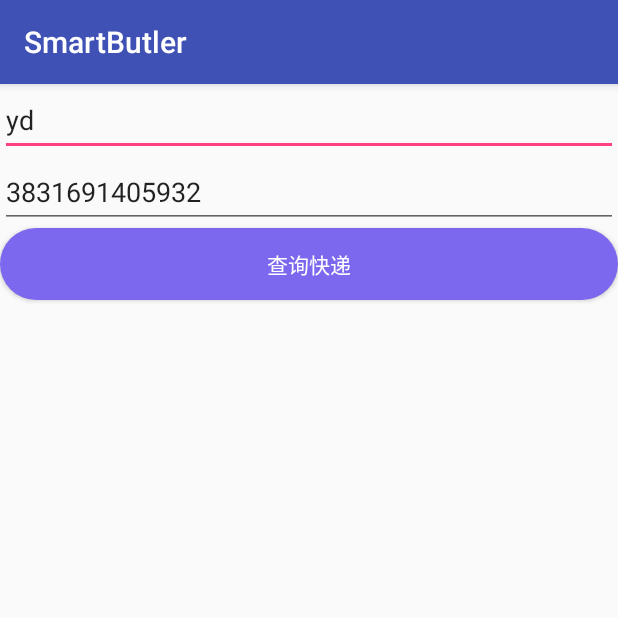
After one commit to firbeja/SmartButler, an Android app: the CourierActivity screen opened directly, with no data from a screen before it, on a phone screen of 412 x 824 dp, the top half of it. The commit adds this screen. Run offline under Robolectric (Android 15) with nearby library versions, the light colour scheme and no system bars; libraries missing offline, so code that uses them is left out: com.kymjs.rxvolley; Roboto replaces fonts that are not available here.

Commit message:
物流查询，时间轴，Listview，adapter，viewHolder。

```diff
--- /dev/null
+++ b/app/src/main/java/com/example/smartbutler/ui/CourierActivity.java
@@ -0,0 +1,120 @@
+package com.example.smartbutler.ui;
+
+import android.support.v7.app.AppCompatActivity;
+import android.os.Bundle;
+import android.view.View;
+import android.widget.Button;
+import android.widget.EditText;
+import android.widget.ListView;
+
+import com.example.smartbutler.R;
+import com.example.smartbutler.adapter.CourierAdapter;
+import com.example.smartbutler.entity.CourierData;
+import com.example.smartbutler.utils.L;
+import com.kymjs.rxvolley.RxVolley;
+import com.kymjs.rxvolley.client.HttpCallback;
+
+import org.json.JSONArray;
+import org.json.JSONException;
+import org.json.JSONObject;
+
+import java.util.ArrayList;
+import java.util.Collections;
+import java.util.List;
+
+public class CourierActivity extends AppCompatActivity implements View.OnClickListener {
+
+    private List<CourierData>mList;
+    private ListView mListView;
+
+
+    @Override
+    protected void onCreate(Bundle savedInstanceState) {
+        super.onCreate(savedInstanceState);
+        setContentView(R.layout.activity_courier);
+
+        //juhe key http://v.juhe.cn/exp/index?key=6286d90b8f8a1d604e871b67d02f288a&com=yd&no=3831691405932
+        //AppKey：6286d90b8f8a1d604e871b67d02f288a
+
+        EditText et_name = (EditText) findViewById(R.id.et_name);
+        EditText et_number = (EditText) findViewById(R.id.et_number);
+        Button btn_get_courier = (Button) findViewById(R.id.btn_get_courier);
+        mList = new ArrayList<>();
+        mListView = (ListView) findViewById(R.id.mListView);
+
+        btn_get_courier.setOnClickListener(this);
+
+
+    }
+
+    @Override
+    public void onClick(View v) {
+        switch (v.getId()){
+//            {"resultcode":"200","reason":"成功的返回","result":{"company":"韵达","com":"yd","no":"3831691405932","status":"1","list":[{"datetime":"2018-01-14 18:37:37","remark":"快件在 北京市场部公司 进行揽件扫描","zone":""},{"datetime":"2018-01-14 20:33:29","remark":"快件在 北京分拨中心 在分拨中心进行称重扫描","zone":""},{"datetime":"2018-01-14 20:47:56","remark":"快件在 北京分拨中心 进行中转集包扫描，将发往：广东佛山分拨中心","zone":""},{"datetime":"2018-01-14 20:51:50","remark":"快件在 北京分拨中心 进行装车扫描，即将发往：广东佛山分拨中心","zone":""},{"datetime":"2018-01-16 20:41:08","remark":"快件在 广东佛山分拨中心 在分拨中心进行卸车扫描","zone":""},{"datetime":"2018-01-16 22:38:48","remark":"快件在 广东佛山分拨中心 从站点发出，本次转运目的地：广东广州海珠区大学城公司","zone":""},{"datetime":"2018-01-17 09:29:29","remark":"快件在 广东广州海珠区大学城公司 进行派件扫描；派送业务员：谭联辉；联系电话：15521188335","zone":""},{"datetime":"2018-01-17 10:23:36","remark":"快件在 广东广州海珠区大学城公司 快件已被 入快递柜 签收","zone":""},{"datetime":"2018-01-17 22:35:18","remark":"快件在 广东广州海珠区大学城公司 快件已被 已签收 签收","zone":""}]},"error_code":0}
+            /**
+             * 1.获取输入框的内容
+             * 2.判断是否为空
+             * 3.拿到数据去请求数据（Json）
+             * 4.解析Json
+             * 5.listview适配器
+             * 6.实体类（item）
+             * 7.设置数据/显示效果
+             */
+            case R.id.btn_get_courier :
+                //get请求简洁版实现
+                String url = "http://v.juhe.cn/exp/index?key=6286d90b8f8a1d604e871b67d02f288a&com=yd&no=3831691405932";
+                RxVolley.get(url, new HttpCallback() {
+                    @Override
+                    public void onSuccess(String t) {
+                        L.d(t);
+                        parsingJson(t);
+                    }
+                });
+                break;
+        }
+    }
+
+//    "resultcode":"200",
+//            "reason":"成功的返回",
+//            "result":{
+//        "company":"韵达",
+//                "com":"yd",
+//                "no":"3831691405932",
+//                "status":"1",
+//                "list":[
+//        {
+//            "datetime":"2018-01-14 18:37:37",
+//                "remark":"快件在 北京市场部公司 进行揽件扫描",
+//                "zone":""
+//        },
+//        {
+//            "datetime":"2018-01-14 20:33:29",
+//                "remark":"快件在 北京分拨中心 在分拨中心进行称重扫描",
+//                "zone":""
+//        },
+    private void parsingJson(String t) {
+
+        try {
+            JSONObject jsonObject = new JSONObject(t);
+            JSONObject result = jsonObject.getJSONObject("result");
+            JSONArray list = result.getJSONArray("list");
+            for (int i = 0; i < list.length(); i++) {
+                JSONObject json = (JSONObject) list.get(i);
+                CourierData courierData = new CourierData();
+                L.d(json.getString("datetime"));
+                courierData.setDatetime(json.getString("datetime"));
+                courierData.setRemark(json.getString("remark"));
+                courierData.setZone(json.getString("zone"));
+                mList.add(courierData);
+            }
+            Collections.reverse(mList);
+            CourierAdapter adapter = new CourierAdapter(this, mList);
+            mListView.setAdapter(adapter);
+        } catch (JSONException e) {
+            e.printStackTrace();
+        }
+
+    }
+
+
+}
--- a/app/src/main/java/com/example/smartbutler/utils/StaticClass.java
+++ b/app/src/main/java/com/example/smartbutler/utils/StaticClass.java
@@ -22,4 +22,8 @@ public class StaticClass {
     //Bmob key
     public static final String BMOB_APP_ID = "04d9a8c7690dd274b53a445258f8bfe0";
 
+    //juhe key http://v.juhe.cn/exp/index?key=6286d90b8f8a1d604e871b67d02f288a&com=yd&no=3831691405932
+    //AppKey：6286d90b8f8a1d604e871b67d02f288a
+    public static final String COURIER_KEY = "6286d90b8f8a1d604e871b67d02f288a";
+
 }
--- /dev/null
+++ b/app/src/main/res/layout/activity_courier.xml
@@ -0,0 +1,40 @@
+<?xml version="1.0" encoding="utf-8"?>
+<LinearLayout xmlns:android="http://schemas.android.com/apk/res/android"
+    xmlns:app="http://schemas.android.com/apk/res-auto"
+    xmlns:tools="http://schemas.android.com/tools"
+    android:layout_width="match_parent"
+    android:layout_height="match_parent"
+    tools:context="com.example.smartbutler.ui.CourierActivity"
+    android:orientation="vertical">
+
+    <EditText
+        android:id="@+id/et_name"
+        android:hint="公司名字"
+        android:text="yd"
+        android:layout_width="match_parent"
+        android:layout_height="wrap_content" />
+
+    <EditText
+        android:id="@+id/et_number"
+        android:hint="快递单号"
+        android:text="3831691405932"
+        android:layout_width="match_parent"
+        android:layout_height="wrap_content" />
+
+    <Button
+        android:id="@+id/btn_get_courier"
+        android:text="查询快递"
+        android:background="@drawable/button_bg"
+        android:textColor="@android:color/white"
+        android:layout_width="match_parent"
+        android:layout_height="wrap_content" />
+
+    <ListView
+        android:id="@+id/mListView"
+        android:layout_width="match_parent"
+        android:layout_height="0dp"
+        android:layout_weight="1">
+
+    </ListView>
+
+</LinearLayout>
```
Also changed, not shown: app/build.gradle (+7 -1 lines), app/src/main/AndroidManifest.xml (+16 -45 lines), app/src/main/java/com/example/smartbutler/adapter/CourierAdapter.java (added, +94 -0 lines), app/src/main/java/com/example/smartbutler/entity/CourierData.java (added, +53 -0 lines), app/src/main/java/com/example/smartbutler/fragment/UserFragment.java (+142 -0 lines), app/src/main/java/com/example/smartbutler/utils/UtilTools.java (+35 -0 lines), app/src/main/res/layout/dialog_photo.xml (added, +33 -0 lines), app/src/main/res/layout/fragment_user.xml (+9 -4 lines), app/src/main/res/layout/layout_courier_item.xml (added, +74 -0 lines), app/src/main/res/drawable/a.png (added), app/src/main/res/drawable/add_pic.png (added), app/src/main/res/drawable/timeline_content.9.png (added), app/src/main/res/drawable/timeline_green.png (added), 2 other files.
